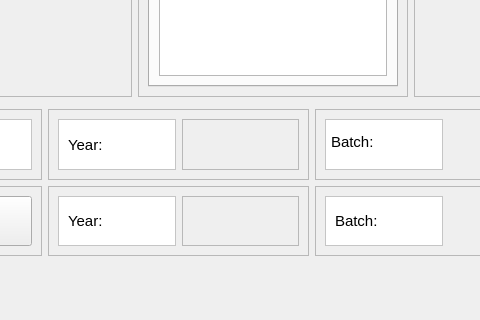
Old version of the form view/ui_files/MainWindow.ui in the repository ggetzie/APSAP; both pictures show x 229 to 709 and y 608 to 928 of the 1105 by 928 pixel window.
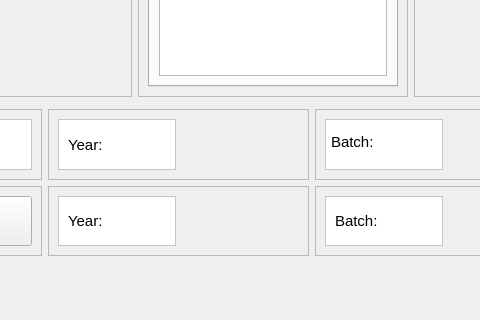
New version of the form. Icons and pictures are not drawn.

Commit message: Code simplification and adding year

```diff
--- a/view/ui_files/MainWindow.ui
+++ b/view/ui_files/MainWindow.ui
@@ -1096,17 +1096,20 @@
           </widget>
          </item>
          <item>
-          <widget class="QFrame" name="current_year">
+          <widget class="QLabel" name="current_year">
+           <property name="minimumSize">
+            <size>
+             <width>50</width>
+             <height>0</height>
+            </size>
+           </property>
            <property name="font">
             <font>
              <pointsize>11</pointsize>
             </font>
            </property>
-           <property name="frameShape">
-            <enum>QFrame::StyledPanel</enum>
-           </property>
-           <property name="frameShadow">
-            <enum>QFrame::Raised</enum>
+           <property name="text">
+            <string/>
            </property>
           </widget>
          </item>
@@ -1150,17 +1153,20 @@
           </widget>
          </item>
          <item>
-          <widget class="QFrame" name="new_year">
+          <widget class="QLabel" name="new_year">
+           <property name="minimumSize">
+            <size>
+             <width>50</width>
+             <height>0</height>
+            </size>
+           </property>
            <property name="font">
             <font>
              <pointsize>11</pointsize>
             </font>
            </property>
-           <property name="frameShape">
-            <enum>QFrame::StyledPanel</enum>
-           </property>
-           <property name="frameShadow">
-            <enum>QFrame::Raised</enum>
+           <property name="text">
+            <string/>
            </property>
           </widget>
          </item>
```
The commit also changes 11 other files.
